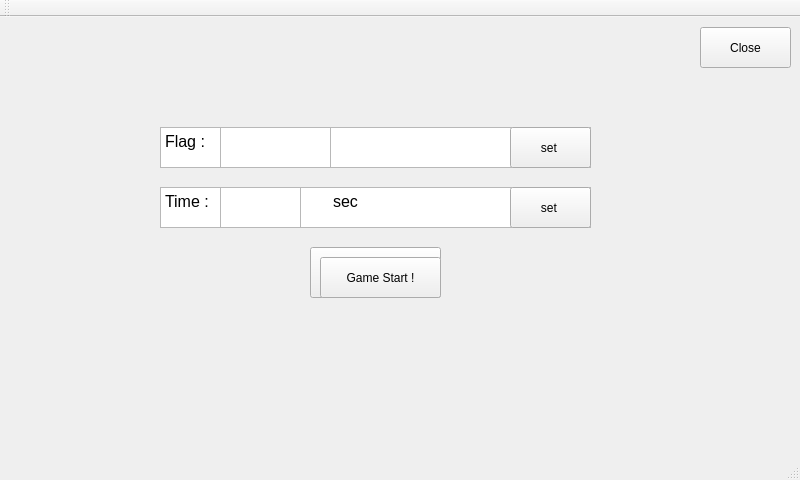
Before: the Qt Designer form qt/mainwindow.ui in ts-kang/embedded-system-project, drawn with Qt 5.
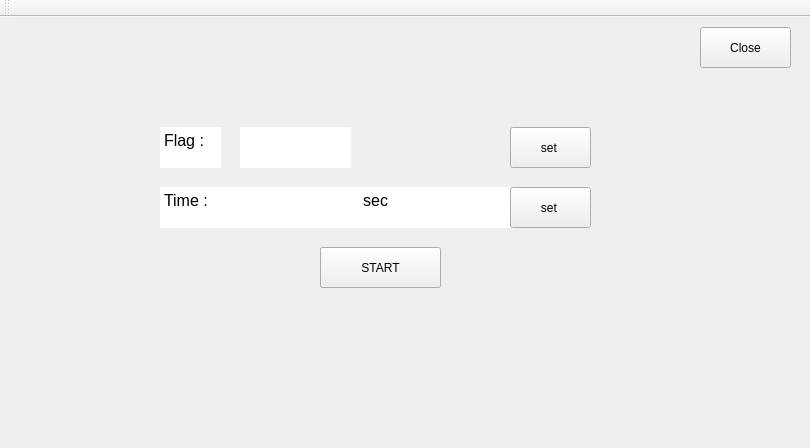
After: the same form once the commit is applied.

The edit to the form file:
```diff
--- a/qt/mainwindow.ui
+++ b/qt/mainwindow.ui
@@ -6,8 +6,8 @@
    <rect>
     <x>0</x>
     <y>0</y>
-    <width>800</width>
-    <height>480</height>
+    <width>810</width>
+    <height>448</height>
    </rect>
   </property>
   <property name="cursor">
@@ -17,25 +17,6 @@
    <string>MainWindow</string>
   </property>
   <widget class="QWidget" name="centralWidget">
-   <widget class="QPushButton" name="Active_BT">
-    <property name="geometry">
-     <rect>
-      <x>310</x>
-      <y>230</y>
-      <width>131</width>
-      <height>51</height>
-     </rect>
-    </property>
-    <property name="cursor">
-     <cursorShape>BlankCursor</cursorShape>
-    </property>
-    <property name="text">
-     <string>START</string>
-    </property>
-    <property name="checkable">
-     <bool>true</bool>
-    </property>
-   </widget>
    <widget class="QPushButton" name="Close_BT">
     <property name="geometry">
      <rect>
@@ -53,7 +34,7 @@
     <property name="geometry">
      <rect>
       <x>320</x>
-      <y>240</y>
+      <y>230</y>
       <width>121</width>
       <height>41</height>
      </rect>
@@ -67,10 +48,16 @@
      <rect>
       <x>160</x>
       <y>110</y>
-      <width>431</width>
+      <width>61</width>
       <height>41</height>
      </rect>
     </property>
+    <property name="styleSheet">
+     <string notr="true">border : 0;</string>
+    </property>
+    <property name="undoRedoEnabled">
+     <bool>false</bool>
+    </property>
     <property name="html">
      <string>&lt;!DOCTYPE HTML PUBLIC &quot;-//W3C//DTD HTML 4.0//EN&quot; &quot;http://www.w3.org/TR/REC-html40/strict.dtd&quot;&gt;
 &lt;html&gt;&lt;head&gt;&lt;meta name=&quot;qrichtext&quot; content=&quot;1&quot; /&gt;&lt;style type=&quot;text/css&quot;&gt;
@@ -88,23 +75,30 @@
       <height>41</height>
      </rect>
     </property>
+    <property name="styleSheet">
+     <string notr="true">border:0;
+</string>
+    </property>
     <property name="html">
      <string>&lt;!DOCTYPE HTML PUBLIC &quot;-//W3C//DTD HTML 4.0//EN&quot; &quot;http://www.w3.org/TR/REC-html40/strict.dtd&quot;&gt;
 &lt;html&gt;&lt;head&gt;&lt;meta name=&quot;qrichtext&quot; content=&quot;1&quot; /&gt;&lt;style type=&quot;text/css&quot;&gt;
 p, li { white-space: pre-wrap; }
 &lt;/style&gt;&lt;/head&gt;&lt;body style=&quot; font-family:'Piboto Light'; font-size:12pt; font-weight:400; font-style:normal;&quot;&gt;
-&lt;p style=&quot; margin-top:0px; margin-bottom:0px; margin-left:0px; margin-right:0px; -qt-block-indent:0; text-indent:0px;&quot;&gt;Time :                            sec&lt;/p&gt;&lt;/body&gt;&lt;/html&gt;</string>
+&lt;p style=&quot; margin-top:0px; margin-bottom:0px; margin-left:0px; margin-right:0px; -qt-block-indent:0; text-indent:0px;&quot;&gt;Time :                                   sec&lt;/p&gt;&lt;/body&gt;&lt;/html&gt;</string>
     </property>
    </widget>
    <widget class="QTextBrowser" name="flagText">
     <property name="geometry">
      <rect>
-      <x>220</x>
+      <x>240</x>
       <y>110</y>
       <width>111</width>
       <height>41</height>
      </rect>
     </property>
+    <property name="styleSheet">
+     <string notr="true">border:0;</string>
+    </property>
     <property name="html">
      <string>&lt;!DOCTYPE HTML PUBLIC &quot;-//W3C//DTD HTML 4.0//EN&quot; &quot;http://www.w3.org/TR/REC-html40/strict.dtd&quot;&gt;
 &lt;html&gt;&lt;head&gt;&lt;meta name=&quot;qrichtext&quot; content=&quot;1&quot; /&gt;&lt;style type=&quot;text/css&quot;&gt;
@@ -118,10 +112,13 @@
      <rect>
       <x>220</x>
       <y>170</y>
-      <width>81</width>
+      <width>111</width>
       <height>41</height>
      </rect>
     </property>
+    <property name="styleSheet">
+     <string notr="true">border:0;</string>
+    </property>
     <property name="html">
      <string>&lt;!DOCTYPE HTML PUBLIC &quot;-//W3C//DTD HTML 4.0//EN&quot; &quot;http://www.w3.org/TR/REC-html40/strict.dtd&quot;&gt;
 &lt;html&gt;&lt;head&gt;&lt;meta name=&quot;qrichtext&quot; content=&quot;1&quot; /&gt;&lt;style type=&quot;text/css&quot;&gt;
@@ -139,6 +136,9 @@
       <height>41</height>
      </rect>
     </property>
+    <property name="styleSheet">
+     <string notr="true"/>
+    </property>
     <property name="text">
      <string>set </string>
     </property>
@@ -155,6 +155,28 @@
     <property name="text">
      <string>set </string>
     </property>
+    <property name="flat">
+     <bool>false</bool>
+    </property>
+   </widget>
+   <widget class="QPushButton" name="Active_BT">
+    <property name="geometry">
+     <rect>
+      <x>320</x>
+      <y>230</y>
+      <width>121</width>
+      <height>41</height>
+     </rect>
+    </property>
+    <property name="cursor">
+     <cursorShape>BlankCursor</cursorShape>
+    </property>
+    <property name="text">
+     <string>START</string>
+    </property>
+    <property name="checkable">
+     <bool>true</bool>
+    </property>
    </widget>
   </widget>
   <widget class="QMenuBar" name="menuBar">
@@ -175,7 +197,6 @@
     <bool>false</bool>
    </attribute>
   </widget>
-  <widget class="QStatusBar" name="statusBar"/>
  </widget>
  <layoutdefault spacing="6" margin="11"/>
  <resources/>
```
Left out of the diff: 2 changed lines with no effect on the pictures.
